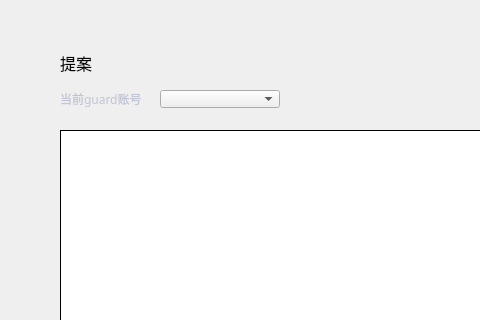
First picture: the form in LNKWallet/guard/ProposalPage.ui, repository HcashOrg/hx-indicator, before the edit; both pictures show x 0 to 480 and y 0 to 320 of the 770 by 510 pixel window.
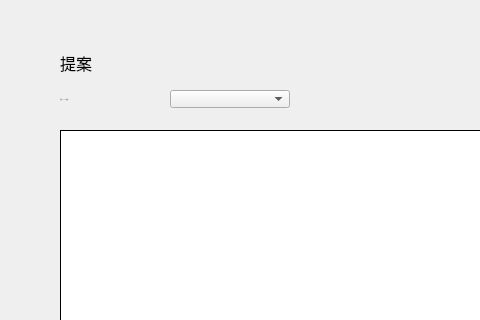
Second picture: the form after the edit.

```diff
--- a/LNKWallet/guard/ProposalPage.ui
+++ b/LNKWallet/guard/ProposalPage.ui
@@ -160,20 +160,25 @@
     <rect>
      <x>60</x>
      <y>90</y>
-     <width>100</width>
+     <width>110</width>
      <height>18</height>
     </rect>
    </property>
    <property name="font">
     <font>
-     <family>微软雅黑</family>
+     <family>Microsoft YaHei UI Light</family>
+     <pointsize>-1</pointsize>
+     <weight>50</weight>
+     <italic>false</italic>
+     <bold>false</bold>
     </font>
    </property>
    <property name="styleSheet">
-    <string notr="true">color: rgb(192, 196, 212);</string>
+    <string notr="true">QLabel{color: rgb(137,129,161);
+font: 11px &quot;Microsoft YaHei UI Light&quot;;}</string>
    </property>
    <property name="text">
-    <string>当前guard账号</string>
+    <string>当前SENATOR账号</string>
    </property>
    <property name="alignment">
     <set>Qt::AlignLeading|Qt::AlignLeft|Qt::AlignVCenter</set>
@@ -182,7 +187,7 @@
   <widget class="QComboBox" name="accountComboBox">
    <property name="geometry">
     <rect>
-     <x>160</x>
+     <x>170</x>
      <y>90</y>
      <width>120</width>
      <height>18</height>
```
